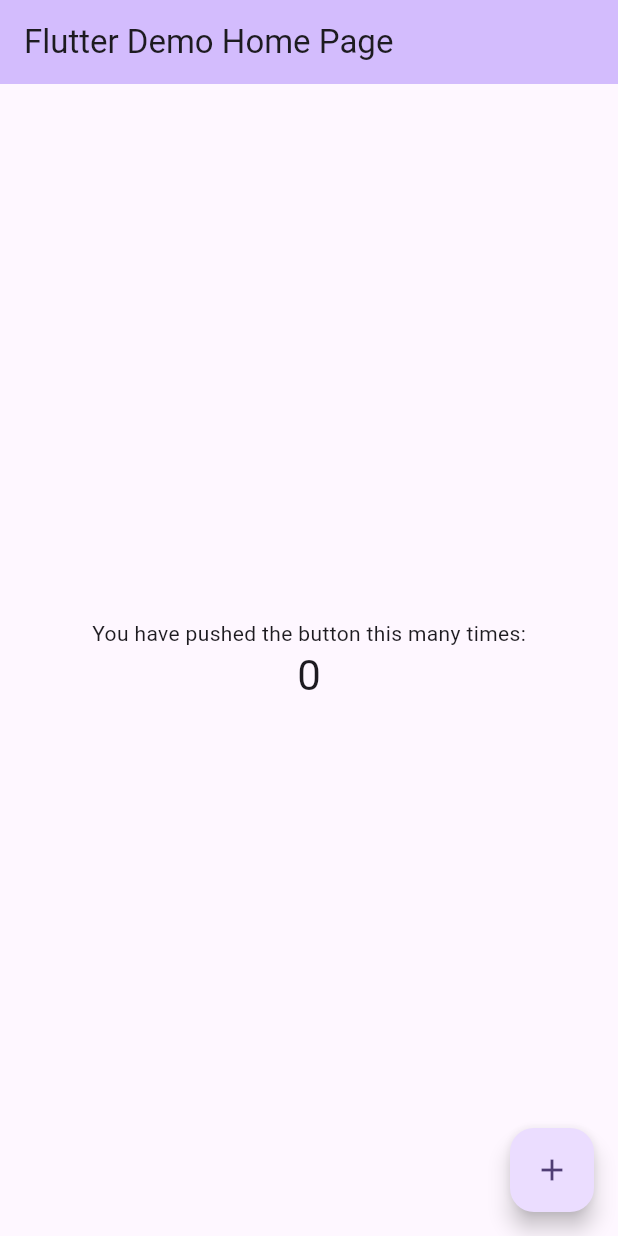
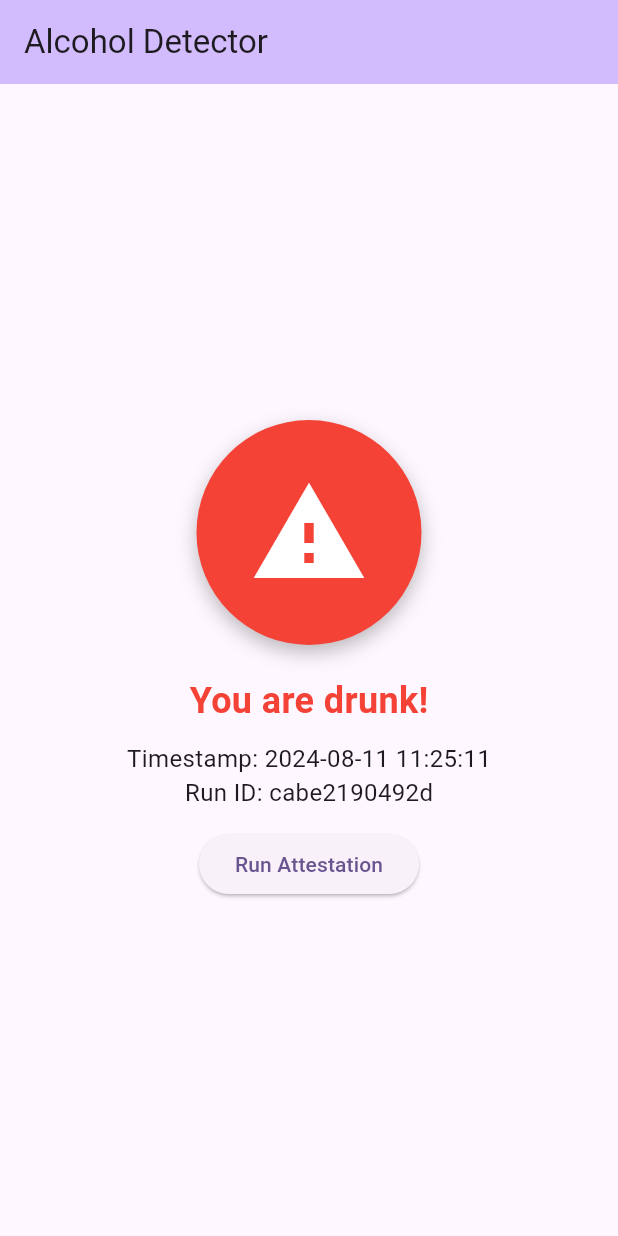
Before and after one commit to a00012025/zk-app-attest, a Flutter app: the screen it shows after launch, on a phone screen of 412 x 824 dp. Run offline on Flutter 3.47's test engine with Material 3 defaults, Android fonts, the light colour scheme and no system bars; our stand-ins replace plugin_platform_interface; statements that could not run were skipped.

Commit message:
feat: update flutter ui

```diff
--- a/app/lib/main.dart
+++ b/app/lib/main.dart
@@ -21,7 +21,7 @@ class _MyAppState extends State<MyApp> {
   @override
   Widget build(BuildContext context) {
     return MaterialApp(
-      title: 'Flutter Demo',
+      title: 'Alcohol Detector',
       theme: ThemeData(
         // This is the theme of your application.
         //
@@ -41,7 +41,7 @@ class _MyAppState extends State<MyApp> {
         colorScheme: ColorScheme.fromSeed(seedColor: Colors.deepPurple),
         useMaterial3: true,
       ),
-      home: const MyHomePage(title: 'Flutter Demo Home Page'),
+      home: const MyHomePage(title: 'Alcohol Detector'),
     );
   }
 }
@@ -65,9 +65,12 @@ class MyHomePage extends StatefulWidget {
 }
 
 class _MyHomePageState extends State<MyHomePage> {
-  int _counter = 0;
+  bool? _isDrunk = true;
+  int? _alcoholLevel;
+  String? _timestamp = '2024-08-11 11:25:11';
+  String? _runId = 'cabe2190492d';
+
   ServerSocket? _serverSocket;
-  List<String> _messages = [];
 
   @override
   void initState() {
@@ -82,7 +85,7 @@ class _MyHomePageState extends State<MyHomePage> {
       print('tokenReceived: $token');
     });
 
-    _startTCPServer();
+    _startHttpServer();
   }
 
   @override
@@ -91,37 +94,57 @@ class _MyHomePageState extends State<MyHomePage> {
     super.dispose();
   }
 
-  void _startTCPServer() async {
+  void _startHttpServer() async {
     try {
-      // Start the server and listen on a port
-      _serverSocket = await ServerSocket.bind(InternetAddress.anyIPv4, 8000);
-      print('TCP Server started on port 8000');
+      // Start the HTTP server and listen on a port
+      var server = await HttpServer.bind(InternetAddress.anyIPv4, 8000);
+      print('HTTP Server started on port 8000');
 
-      _serverSocket?.listen((Socket client) {
-        print(
-            'Connection from ${client.remoteAddress.address}:${client.remotePort}');
+      await for (HttpRequest request in server) {
+        try {
+          if (request.method == 'POST') {
+            print(
+                'Connection from ${request.connectionInfo?.remoteAddress.address}:${request.connectionInfo?.remotePort}');
 
-        client.listen((Uint8List data) {
-          final message = utf8.decode(data);
-          print('Message: $message');
+            String content = await utf8.decoder.bind(request).join();
+            print('Message: $content');
 
-          setState(() {
-            _messages.add(
-                'Message from ${client.remoteAddress.address}:${client.remotePort} - $message');
-          });
-        }, onDone: () {
-          print('Client disconnected');
-        });
-      });
+            // parse the json
+            final json = jsonDecode(content);
+            final voltages = json['voltage_array'] as List<dynamic>;
+            setState(() {
+              _isDrunk = voltages.any((voltage) => voltage > 2);
+              // _alcoholLevel = voltages.reduce((maxValue, voltage) =>
+              // maxValue > voltage ? maxValue : voltage);
+              _timestamp = json['time'];
+              _runId = json['run_id'];
+            });
+
+            request.response
+              ..statusCode = HttpStatus.ok
+              ..write('Data received')
+              ..close();
+          } else {
+            request.response
+              ..statusCode = HttpStatus.methodNotAllowed
+              ..write('Only POST method is allowed')
+              ..close();
+          }
+        } catch (e) {
+          print('Error processing request: $e');
+          request.response
+            ..statusCode = HttpStatus.internalServerError
+            ..write('Error processing request')
+            ..close();
+        }
+      }
     } catch (e) {
-      print('Error starting TCP server: $e');
+      print('Error starting HTTP server: $e');
     }
   }
 
-  void _incrementCounter() {
-    setState(() {
-      _counter++;
-    });
+  void _runAttestation() {
+    print('Running attestation for $_alcoholLevel');
   }
 
   @override
@@ -132,39 +155,71 @@ class _MyHomePageState extends State<MyHomePage> {
         title: Text(widget.title),
       ),
       body: Center(
-        // Center is a layout widget. It takes a single child and positions it
-        // in the middle of the parent.
         child: Column(
-          // Column is also a layout widget. It takes a list of children and
-          // arranges them vertically. By default, it sizes itself to fit its
-          // children horizontally, and tries to be as tall as its parent.
-          //
-          // Column has various properties to control how it sizes itself and
-          // how it positions its children. Here we use mainAxisAlignment to
-          // center the children vertically; the main axis here is the vertical
-          // axis because Columns are vertical (the cross axis would be
-          // horizontal).
-          //
-          // TRY THIS: Invoke "debug painting" (choose the "Toggle Debug Paint"
-          // action in the IDE, or press "p" in the console), to see the
-          // wireframe for each widget.
           mainAxisAlignment: MainAxisAlignment.center,
           children: <Widget>[
-            const Text(
-              'You have pushed the button this many times:',
+            AnimatedContainer(
+              duration: Duration(milliseconds: 500),
+              width: 150,
+              height: 150,
+              decoration: BoxDecoration(
+                color: _isDrunk == null
+                    ? Colors.grey
+                    : (_isDrunk == true ? Colors.red : Colors.green),
+                shape: BoxShape.circle,
+                boxShadow: [
+                  BoxShadow(
+                    color: Colors.black26,
+                    blurRadius: 10,
+                    offset: Offset(0, 5),
+                  ),
+                ],
+              ),
+              child: Center(
+                child: Icon(
+                  _isDrunk == null
+                      ? Icons.help_outline
+                      : (_isDrunk == true ? Icons.warning : Icons.check),
+                  color: Colors.white,
+                  size: 80,
+                ),
+              ),
+            ),
+            SizedBox(height: 20),
+            Text(
+              _isDrunk == null
+                  ? 'Waiting for data...'
+                  : (_isDrunk == true
+                      ? 'You are drunk!'
+                      : 'You are not drunk!'),
+              style: TextStyle(
+                fontSize: 24,
+                fontWeight: FontWeight.bold,
+                color: _isDrunk == null
+                    ? Colors.grey
+                    : (_isDrunk == true ? Colors.red : Colors.green),
+              ),
+            ),
+            SizedBox(height: 10),
+            Text(
+              'Timestamp: ${_timestamp ?? 'N/A'}',
+              style: TextStyle(fontSize: 16),
             ),
             Text(
-              '$_counter',
-              style: Theme.of(context).textTheme.headlineMedium,
+              'Run ID: ${_runId ?? 'N/A'}',
+              style: TextStyle(fontSize: 16),
             ),
+            SizedBox(height: 12),
+            if (_isDrunk != null)
+              ElevatedButton(
+                onPressed: () {
+                  _runAttestation();
+                },
+                child: Text('Run Attestation'),
+              ),
           ],
         ),
       ),
-      floatingActionButton: FloatingActionButton(
-        onPressed: _incrementCounter,
-        tooltip: 'Increment',
-        child: const Icon(Icons.add),
-      ), // This trailing comma makes auto-formatting nicer for build methods.
     );
   }
 }
```
